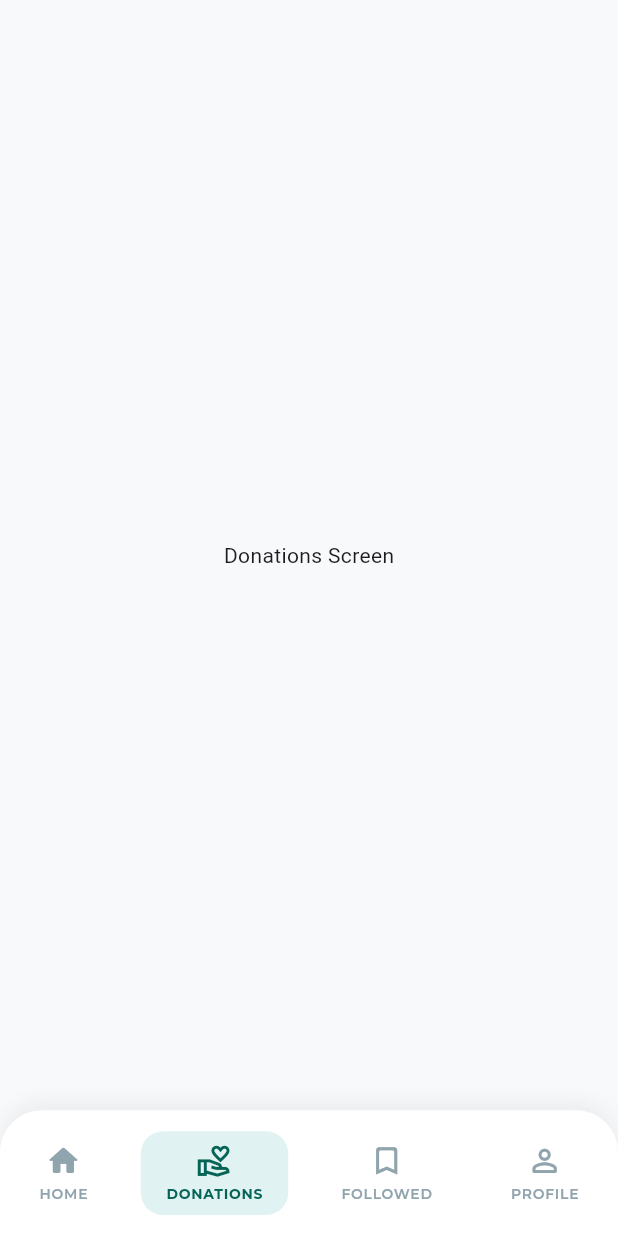
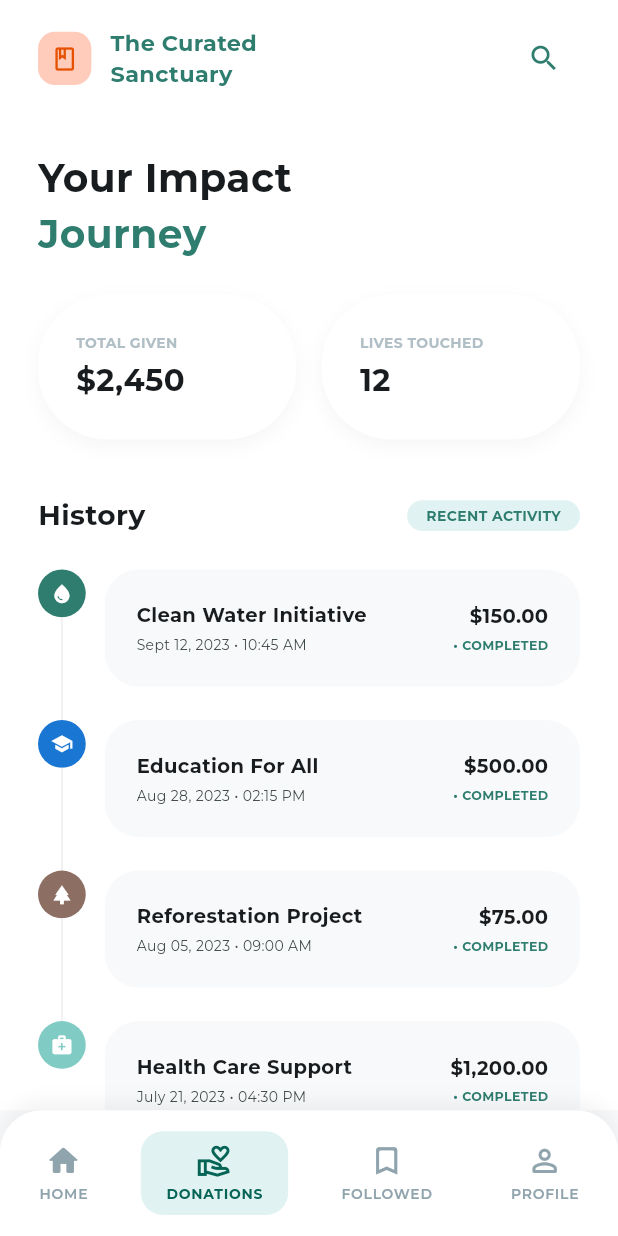
Before and after one commit to Ibrahim-Nasser0/donation_management_system_mobile, a Flutter app: the MainView screen opened by its route, item 2 of the bottom bar chosen, on a phone screen of 412 x 824 dp. Run offline on Flutter 3.47's test engine with Material 3 defaults, Android fonts, the phone set to English and light mode, and no system bars; our stand-ins replace dio, flutter_screenutil, font_awesome_flutter, gap, get_it, go_router and 1 more.

Commit message:
donations ui

```diff
--- a/lib/features/donations/presentation/view/donations_view.dart
+++ b/lib/features/donations/presentation/view/donations_view.dart
@@ -0,0 +1,65 @@
+import 'package:donation_management_system_mobile/features/donations/presentation/view/widgets/donations_header.dart';
+import 'package:donation_management_system_mobile/features/donations/presentation/view/widgets/donations_history.dart';
+import 'package:donation_management_system_mobile/features/donations/presentation/view/widgets/donations_impact_summary.dart';
+import 'package:flutter/material.dart';
+import 'package:flutter_screenutil/flutter_screenutil.dart';
+import 'package:gap/gap.dart';
+import 'package:google_fonts/google_fonts.dart';
+
+class DonationsView extends StatelessWidget {
+  const DonationsView({super.key});
+
+  @override
+  Widget build(BuildContext context) {
+    return Scaffold(
+      backgroundColor: Colors.white,
+      body: SafeArea(
+        child: SingleChildScrollView(
+          child: Padding(
+            padding: EdgeInsets.symmetric(horizontal: 24.w),
+            child: Column(
+              crossAxisAlignment: CrossAxisAlignment.start,
+              children: [
+                const DonationsHeader(),
+                Gap(24.h),
+                const DonationsImpactSummary(),
+                Gap(40.h),
+                const DonationsHistory(),
+                Gap(30.h),
+                Center(
+                  child: Text(
+                    'Your contributions make a difference every day.',
+                    style: GoogleFonts.montserrat(
+                      fontSize: 12.sp,
+                      color: Colors.blueGrey[300],
+                    ),
+                  ),
+                ),
+                Gap(20.h),
+                ElevatedButton(
+                  onPressed: () {},
+                  style: ElevatedButton.styleFrom(
+                    backgroundColor: const Color(0xFF00695C),
+                    minimumSize: Size(double.infinity, 56.h),
+                    shape: RoundedRectangleBorder(
+                      borderRadius: BorderRadius.circular(30.r),
+                    ),
+                  ),
+                  child: Text(
+                    'Download Annual Report',
+                    style: GoogleFonts.montserrat(
+                      fontSize: 14.sp,
+                      fontWeight: FontWeight.bold,
+                      color: Colors.white,
+                    ),
+                  ),
+                ),
+                Gap(40.h),
+              ],
+            ),
+          ),
+        ),
+      ),
+    );
+  }
+}
--- /dev/null
+++ b/lib/features/donations/presentation/view/widgets/donations_header.dart
@@ -0,0 +1,53 @@
+import 'package:flutter/material.dart';
+import 'package:flutter_screenutil/flutter_screenutil.dart';
+import 'package:google_fonts/google_fonts.dart';
+
+class DonationsHeader extends StatelessWidget {
+  const DonationsHeader({super.key});
+
+  @override
+  Widget build(BuildContext context) {
+    return Padding(
+      padding: EdgeInsets.symmetric(vertical: 16.h),
+      child: Row(
+        children: [
+          Container(
+            padding: EdgeInsets.all(8.w),
+            decoration: BoxDecoration(
+              color: const Color(0xFFFFCCBC),
+              borderRadius: BorderRadius.circular(12.r),
+            ),
+            child: Icon(Icons.book_outlined, color: Colors.orange[900], size: 20.sp),
+          ),
+          SizedBox(width: 12.w),
+          Column(
+            crossAxisAlignment: CrossAxisAlignment.start,
+            children: [
+              Text(
+                'The Curated',
+                style: GoogleFonts.montserrat(
+                  fontSize: 16.sp,
+                  fontWeight: FontWeight.bold,
+                  color: const Color(0xFF2E7D6F),
+                ),
+              ),
+              Text(
+                'Sanctuary',
+                style: GoogleFonts.montserrat(
+                  fontSize: 16.sp,
+                  fontWeight: FontWeight.bold,
+                  color: const Color(0xFF2E7D6F),
+                ),
+              ),
+            ],
+          ),
+          const Spacer(),
+          IconButton(
+            onPressed: () {},
+            icon: Icon(Icons.search, color: const Color(0xFF2E7D6F), size: 24.sp),
+          ),
+        ],
+      ),
+    );
+  }
+}
--- /dev/null
+++ b/lib/features/donations/presentation/view/widgets/donations_history.dart
@@ -0,0 +1,77 @@
+import 'package:donation_management_system_mobile/core/constant/app_colors.dart';
+import 'package:donation_management_system_mobile/features/donations/presentation/view/widgets/donations_history_item.dart';
+import 'package:flutter/material.dart';
+import 'package:flutter_screenutil/flutter_screenutil.dart';
+import 'package:gap/gap.dart';
+import 'package:google_fonts/google_fonts.dart';
+
+class DonationsHistory extends StatelessWidget {
+  const DonationsHistory({super.key});
+
+  @override
+  Widget build(BuildContext context) {
+    return Column(
+      crossAxisAlignment: CrossAxisAlignment.start,
+      children: [
+        Row(
+          mainAxisAlignment: MainAxisAlignment.spaceBetween,
+          children: [
+            Text(
+              'History',
+              style: GoogleFonts.montserrat(
+                fontSize: 20.sp,
+                fontWeight: FontWeight.bold,
+                color: AppColors.headerText,
+              ),
+            ),
+            Container(
+              padding: EdgeInsets.symmetric(horizontal: 12.w, vertical: 4.h),
+              decoration: BoxDecoration(
+                color: const Color(0xFFE0F2F1),
+                borderRadius: BorderRadius.circular(20.r),
+              ),
+              child: Text(
+                'RECENT ACTIVITY',
+                style: GoogleFonts.montserrat(
+                  fontSize: 10.sp,
+                  fontWeight: FontWeight.bold,
+                  color: const Color(0xFF2E7D6F),
+                ),
+              ),
+            ),
+          ],
+        ),
+        Gap(24.h),
+        const DonationsHistoryItem(
+          title: 'Clean Water Initiative',
+          date: 'Sept 12, 2023 • 10:45 AM',
+          amount: '150.00',
+          icon: Icons.water_drop,
+          iconColor: Color(0xFF2E7D6F),
+        ),
+        const DonationsHistoryItem(
+          title: 'Education For All',
+          date: 'Aug 28, 2023 • 02:15 PM',
+          amount: '500.00',
+          icon: Icons.school,
+          iconColor: Color(0xFF1976D2),
+        ),
+        const DonationsHistoryItem(
+          title: 'Reforestation Project',
+          date: 'Aug 05, 2023 • 09:00 AM',
+          amount: '75.00',
+          icon: Icons.park,
+          iconColor: Color(0xFF8D6E63),
+        ),
+        const DonationsHistoryItem(
+          title: 'Health Care Support',
+          date: 'July 21, 2023 • 04:30 PM',
+          amount: '1,200.00',
+          icon: Icons.medical_services,
+          iconColor: Color(0xFF80CBC4),
+          isLast: true,
+        ),
+      ],
+    );
+  }
+}
--- /dev/null
+++ b/lib/features/donations/presentation/view/widgets/donations_history_item.dart
@@ -0,0 +1,118 @@
+import 'package:donation_management_system_mobile/core/constant/app_colors.dart';
+import 'package:flutter/material.dart';
+import 'package:flutter_screenutil/flutter_screenutil.dart';
+import 'package:gap/gap.dart';
+import 'package:google_fonts/google_fonts.dart';
+
+class DonationsHistoryItem extends StatelessWidget {
+  final String title;
+  final String date;
+  final String amount;
+  final IconData icon;
+  final Color iconColor;
+  final bool isLast;
+
+  const DonationsHistoryItem({
+    super.key,
+    required this.title,
+    required this.date,
+    required this.amount,
+    required this.icon,
+    required this.iconColor,
+    this.isLast = false,
+  });
+
+  @override
+  Widget build(BuildContext context) {
+    return IntrinsicHeight(
+      child: Row(
+        crossAxisAlignment: CrossAxisAlignment.stretch,
+        children: [
+          Column(
+            children: [
+              Container(
+                padding: EdgeInsets.all(8.w),
+                decoration: BoxDecoration(
+                  color: iconColor,
+                  shape: BoxShape.circle,
+                ),
+                child: Icon(icon, color: Colors.white, size: 16.sp),
+              ),
+              if (!isLast)
+                Expanded(
+                  child: Container(
+                    width: 1.w,
+                    color: Colors.grey[200],
+                  ),
+                ),
+            ],
+          ),
+          Gap(12.w),
+          Expanded(
+            child: Column(
+              children: [
+                Container(
+                  margin: EdgeInsets.only(bottom: 24.h),
+                  padding: EdgeInsets.all(20.w),
+                  decoration: BoxDecoration(
+                    color: const Color(0xFFF1F4F8).withOpacity(0.5),
+                    borderRadius: BorderRadius.circular(24.r),
+                  ),
+                  child: Row(
+                    children: [
+                      Expanded(
+                        child: Column(
+                          crossAxisAlignment: CrossAxisAlignment.start,
+                          children: [
+                            Text(
+                              title,
+                              style: GoogleFonts.montserrat(
+                                fontSize: 14.sp,
+                                fontWeight: FontWeight.bold,
+                                color: AppColors.headerText,
+                              ),
+                            ),
+                            Gap(4.h),
+                            Text(
+                              date,
+                              style: GoogleFonts.montserrat(
+                                fontSize: 10.sp,
+                                color: AppColors.lightText,
+                              ),
+                            ),
+                          ],
+                        ),
+                      ),
+                      Column(
+                        crossAxisAlignment: CrossAxisAlignment.end,
+                        children: [
+                          Text(
+                            '\$$amount',
+                            style: GoogleFonts.montserrat(
+                              fontSize: 14.sp,
+                              fontWeight: FontWeight.bold,
+                              color: AppColors.headerText,
+                            ),
+                          ),
+                          Gap(4.h),
+                          Text(
+                            '• COMPLETED',
+                            style: GoogleFonts.montserrat(
+                              fontSize: 9.sp,
+                              fontWeight: FontWeight.bold,
+                              color: const Color(0xFF2E7D6F),
+                            ),
+                          ),
+                        ],
+                      ),
+                    ],
+                  ),
+                ),
+              ],
+            ),
+          ),
+        ],
+      ),
+    );
+  }
+}
--- /dev/null
+++ b/lib/features/donations/presentation/view/widgets/donations_impact_summary.dart
@@ -0,0 +1,106 @@
+import 'package:donation_management_system_mobile/core/constant/app_colors.dart';
+import 'package:flutter/material.dart';
+import 'package:flutter_screenutil/flutter_screenutil.dart';
+import 'package:gap/gap.dart';
+import 'package:google_fonts/google_fonts.dart';
+
+class DonationsImpactSummary extends StatelessWidget {
+  const DonationsImpactSummary({super.key});
+
+  @override
+  Widget build(BuildContext context) {
+    return Column(
+      crossAxisAlignment: CrossAxisAlignment.start,
+      children: [
+        Text(
+          'Your Impact',
+          style: GoogleFonts.montserrat(
+            fontSize: 28.sp,
+            fontWeight: FontWeight.bold,
+            color: AppColors.headerText,
+          ),
+        ),
+        Text(
+          'Journey',
+          style: GoogleFonts.montserrat(
+            fontSize: 28.sp,
+            fontWeight: FontWeight.bold,
+            color: const Color(0xFF2E7D6F),
+          ),
+        ),
+        Gap(24.h),
+        Row(
+          children: [
+            Expanded(
+              child: _ImpactStatCard(
+                label: 'TOTAL GIVEN',
+                value: '\$2,450',
+                color: Colors.white,
+              ),
+            ),
+            Gap(16.w),
+            Expanded(
+              child: _ImpactStatCard(
+                label: 'LIVES TOUCHED',
+                value: '12',
+                color: Colors.white,
+              ),
+            ),
+          ],
+        ),
+      ],
+    );
+  }
+}
+
+class _ImpactStatCard extends StatelessWidget {
+  final String label;
+  final String value;
+  final Color color;
+
+  const _ImpactStatCard({
+    required this.label,
+    required this.value,
+    required this.color,
+  });
+
+  @override
+  Widget build(BuildContext context) {
+    return Container(
+      padding: EdgeInsets.all(24.w),
+      decoration: BoxDecoration(
+        color: color,
+        borderRadius: BorderRadius.circular(50.r),
+        boxShadow: [
+          BoxShadow(
+            color: Colors.black.withOpacity(0.04),
+            blurRadius: 10,
+            offset: const Offset(0, 4),
+          ),
+        ],
+      ),
+      child: Column(
+        crossAxisAlignment: CrossAxisAlignment.start,
+        children: [
+          Text(
+            label,
+            style: GoogleFonts.montserrat(
+              fontSize: 10.sp,
+              fontWeight: FontWeight.bold,
+              color: Colors.blueGrey[200],
+            ),
+          ),
+          Gap(4.h),
+          Text(
+            value,
+            style: GoogleFonts.montserrat(
+              fontSize: 22.sp,
+              fontWeight: FontWeight.bold,
+              color: AppColors.headerText,
+            ),
+          ),
+        ],
+      ),
+    );
+  }
+}
--- a/lib/features/home/presentation/view/main_view.dart
+++ b/lib/features/home/presentation/view/main_view.dart
@@ -1,4 +1,5 @@
 import 'package:donation_management_system_mobile/features/home/presentation/view/widgets/custom_bottom_navbar.dart';
+import 'package:donation_management_system_mobile/features/donations/presentation/view/donations_view.dart';
 import 'package:donation_management_system_mobile/features/profile/presentation/view/profile_view.dart';
 import 'package:flutter/material.dart';
 
@@ -14,7 +15,7 @@ class _MainViewState extends State<MainView> {
 
   final List<Widget> _screens = [
     const Center(child: Text('Home Screen')),
-    const Center(child: Text('Donations Screen')),
+    const DonationsView(),
     const Center(child: Text('Followed Screen')),
     const ProfileView(),
   ];
```
